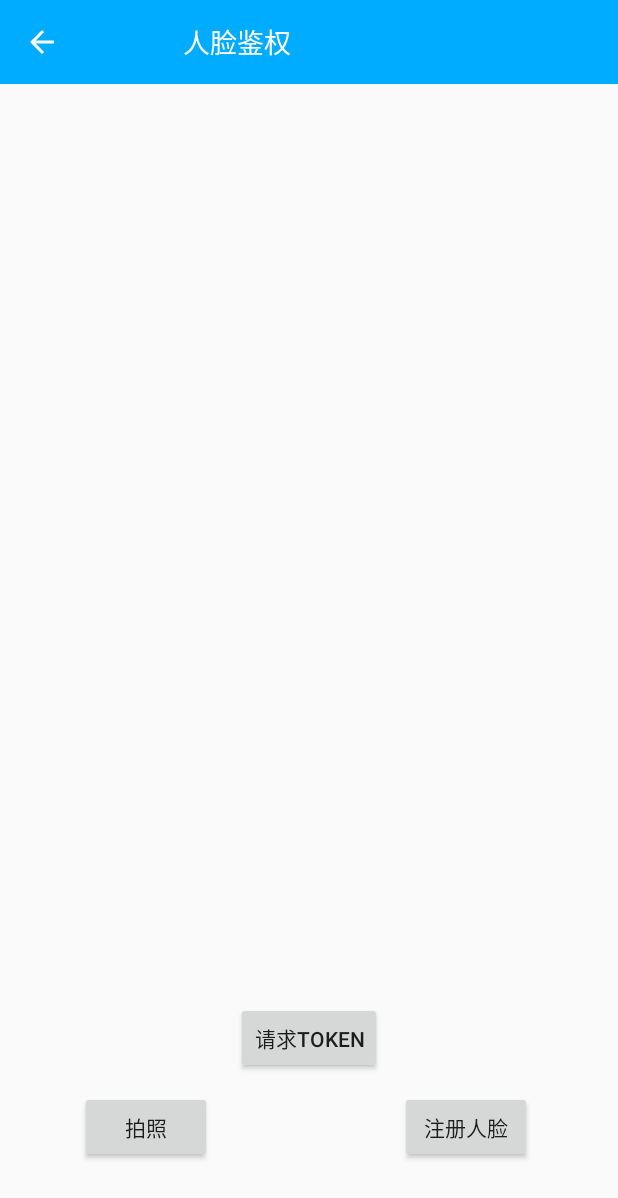
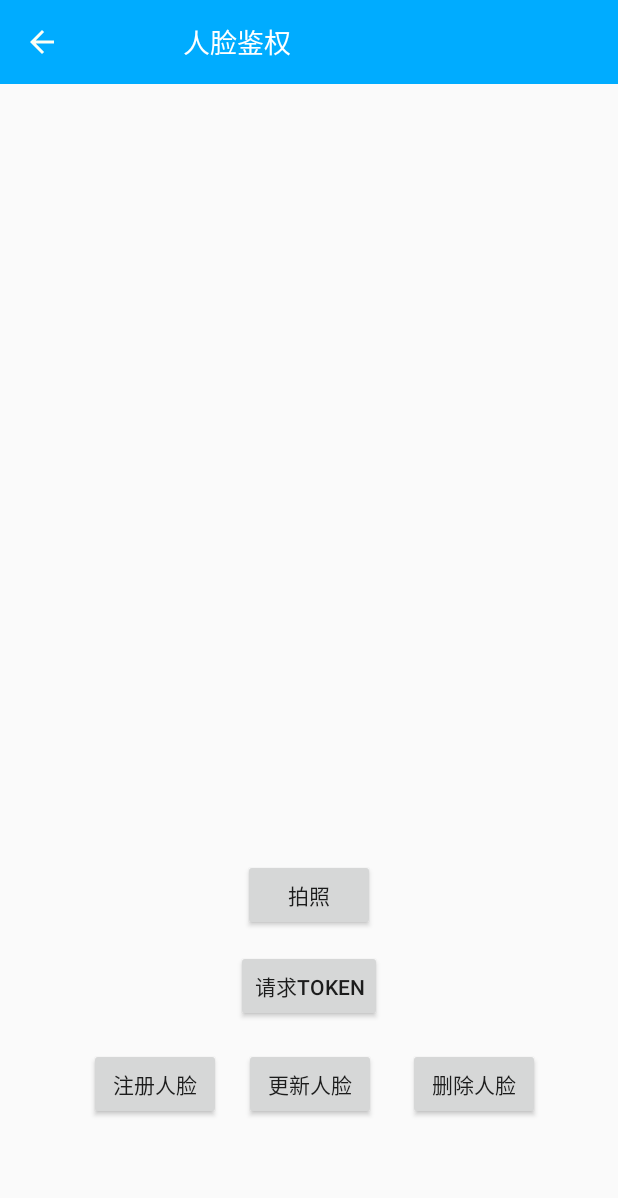
Before and after one commit to LLJ-1175637511/IsLiving, an Android app: the screen it shows after launch (FaceAuthenticActivity), on a phone screen of 412 x 824 dp. Shown: the top 1198 px of the screen. Run offline under Robolectric (Android 15) with nearby library versions, the phone set to English and light mode, and no system bars; our stand-ins replace data binding; 1 statement that could not run was skipped.

Commit message:
人脸库管理：注册、更新、删除

```diff
--- a/app/src/main/java/com/llj/living/data/const/Const.kt
+++ b/app/src/main/java/com/llj/living/data/const/Const.kt
@@ -26,6 +26,7 @@ object Const {
 
     //region livedata FaceAuth
     const val FaceAuthPhoto = "face_auth_photo"
-
+    const val FaceAuthPhotoId = "face_auth_photo_id"
+    const val FaceAuthContent = "face_auth_content"
     //endregion
 }
--- a/app/src/main/java/com/llj/living/data/enums/BaseDataEnum.kt
+++ b/app/src/main/java/com/llj/living/data/enums/BaseDataEnum.kt
@@ -13,5 +13,9 @@ enum class ImageType{
 }
 
 enum class ActionType{
-    APPEND,REPLACE
+    APPEND,REPLACE,UPDATE
 }
+
+enum class ModifyFaceType{
+    Register,Update
+}
--- a/app/src/main/java/com/llj/living/ui/activity/MainActivity.kt
+++ b/app/src/main/java/com/llj/living/ui/activity/MainActivity.kt
@@ -21,9 +21,6 @@ class MainActivity : BaseActivity<ActivityMainBinding>() {
     }
 
     private fun initListener() {
-        getDataBinding().btTakePhoto.setOnClickListener {
-            startCommonActivity<TakePhotoActivity>()
-        }
         getDataBinding().btStartToFaceAuth.setOnClickListener {
             startCommonActivity<FaceAuthenticActivity>()
         }
--- a/app/src/main/res/layout/activity_face_auth.xml
+++ b/app/src/main/res/layout/activity_face_auth.xml
@@ -13,15 +13,40 @@
         android:layout_width="match_parent"
         android:layout_height="match_parent">
 
+
+
+        <Button
+            android:id="@+id/bt_delete_face"
+            android:layout_width="wrap_content"
+            android:layout_height="wrap_content"
+            android:text="删除人脸"
+            app:layout_constraintBottom_toBottomOf="@+id/bt_update_face"
+            app:layout_constraintEnd_toEndOf="parent"
+            app:layout_constraintHorizontal_bias="0.287"
+            app:layout_constraintStart_toEndOf="@+id/bt_update_face"
+            app:layout_constraintTop_toTopOf="@+id/bt_update_face"
+            app:layout_constraintVertical_bias="0.0" />
+
+        <Button
+            android:id="@+id/bt_update_face"
+            android:layout_width="wrap_content"
+            android:layout_height="wrap_content"
+            android:text="更新人脸"
+            app:layout_constraintBottom_toBottomOf="@+id/bt_register_face"
+            app:layout_constraintEnd_toEndOf="@+id/bt_request_token_face_auth"
+            app:layout_constraintHorizontal_bias="0.545"
+            app:layout_constraintStart_toStartOf="@+id/bt_request_token_face_auth"
+            app:layout_constraintTop_toTopOf="@+id/bt_register_face"
+            app:layout_constraintVertical_bias="0.0" />
+
         <ImageView
             android:id="@+id/iv_face_img_face_auth"
             android:layout_width="wrap_content"
             android:layout_height="wrap_content"
-            android:layout_marginBottom="100dp"
-            app:layout_constraintBottom_toBottomOf="parent"
+            app:layout_constraintBottom_toTopOf="@+id/bt_take_photo_face_auth"
             app:layout_constraintLeft_toLeftOf="parent"
             app:layout_constraintRight_toRightOf="parent"
-            app:layout_constraintTop_toTopOf="parent" />
+            app:layout_constraintTop_toBottomOf="@+id/tv_content_face_auth" />
 
         <Button
             android:id="@+id/bt_request_token_face_auth"
@@ -30,22 +55,21 @@
             android:text="请求token"
             app:layout_constraintBottom_toBottomOf="parent"
             app:layout_constraintEnd_toEndOf="@+id/iv_face_img_face_auth"
-            app:layout_constraintHorizontal_bias="0.498"
+            app:layout_constraintHorizontal_bias="0.51"
             app:layout_constraintStart_toStartOf="@+id/iv_face_img_face_auth"
             app:layout_constraintTop_toTopOf="parent"
-            app:layout_constraintVertical_bias="0.85" />
+            app:layout_constraintVertical_bias="0.802" />
 
         <Button
             android:id="@+id/bt_take_photo_face_auth"
             android:layout_width="wrap_content"
             android:layout_height="wrap_content"
             android:text="拍照"
-            app:layout_constraintBottom_toBottomOf="parent"
-            app:layout_constraintEnd_toEndOf="parent"
-            app:layout_constraintHorizontal_bias="0.164"
-            app:layout_constraintStart_toStartOf="parent"
-            app:layout_constraintTop_toBottomOf="@+id/bt_request_token_face_auth"
-            app:layout_constraintVertical_bias="0.185" />
+            app:layout_constraintBottom_toTopOf="@+id/bt_request_token_face_auth"
+            app:layout_constraintEnd_toEndOf="@+id/bt_request_token_face_auth"
+            app:layout_constraintStart_toStartOf="@+id/bt_request_token_face_auth"
+            app:layout_constraintTop_toTopOf="parent"
+            app:layout_constraintVertical_bias="0.976" />
 
         <Button
             android:id="@+id/bt_register_face"
@@ -53,10 +77,24 @@
             android:layout_height="wrap_content"
             android:text="注册人脸"
             app:layout_constraintBottom_toBottomOf="parent"
+            app:layout_constraintEnd_toStartOf="@+id/bt_request_token_face_auth"
+            app:layout_constraintHorizontal_bias="0.857"
+            app:layout_constraintStart_toStartOf="parent"
+            app:layout_constraintTop_toBottomOf="@+id/bt_request_token_face_auth"
+            app:layout_constraintVertical_bias="0.183" />
+
+        <TextView
+            android:id="@+id/tv_content_face_auth"
+            android:layout_width="match_parent"
+            android:layout_height="wrap_content"
+            android:layout_marginTop="16dp"
+            android:gravity="center"
+            android:padding="10dp"
+            android:textSize="18sp"
+            android:text="@{vmFaceAuth.contentLiveData}"
             app:layout_constraintEnd_toEndOf="parent"
-            app:layout_constraintHorizontal_bias="0.171"
-            app:layout_constraintStart_toEndOf="@+id/bt_request_token_face_auth"
-            app:layout_constraintTop_toBottomOf="@+id/bt_request_token_face_auth"
-            app:layout_constraintVertical_bias="0.185" />
+            app:layout_constraintHorizontal_bias="0.498"
+            app:layout_constraintStart_toStartOf="parent"
+            app:layout_constraintTop_toTopOf="parent" />
     </androidx.constraintlayout.widget.ConstraintLayout>
 </layout>
```
Also changed, not shown: app/src/main/java/com/llj/living/custom/ext/Extension.kt (+9 -0 lines), app/src/main/java/com/llj/living/data/bean/NetBean.kt (+12 -3 lines), app/src/main/java/com/llj/living/logic/vm/BaseViewModel.kt (+26 -5 lines), app/src/main/java/com/llj/living/logic/vm/FaceAuthViewModel.kt (+26 -18 lines), app/src/main/java/com/llj/living/net/config/NetConfig.kt (+16 -2 lines), app/src/main/java/com/llj/living/net/network/FaceAuthNetwork.kt (+10 -0 lines), app/src/main/java/com/llj/living/net/repository/FaceAuthRepository.kt (+61 -45 lines), app/src/main/java/com/llj/living/net/server/BaiduServer.kt (+21 -0 lines), app/src/main/java/com/llj/living/ui/activity/FaceAuthenticActivity.kt (+52 -62 lines).
